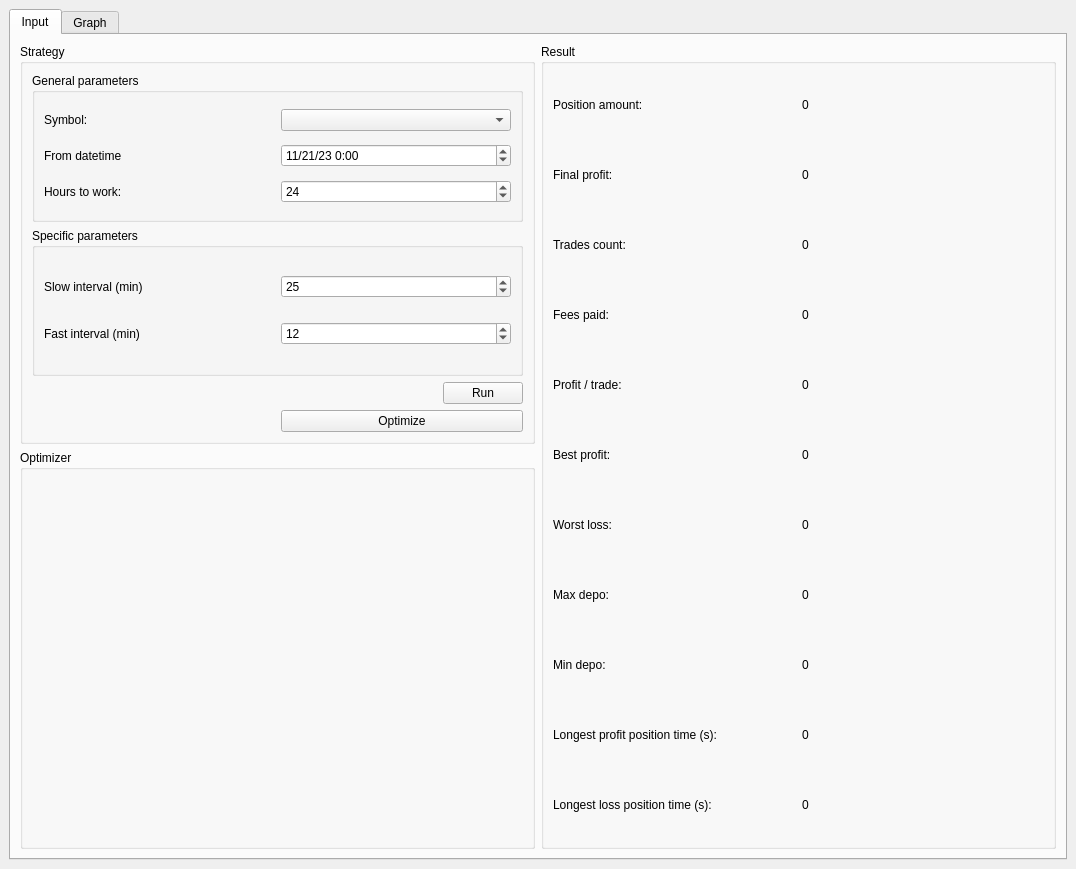
Old version of the form frontend/mainwindow.ui in the repository 84k491/crypto_cpp.
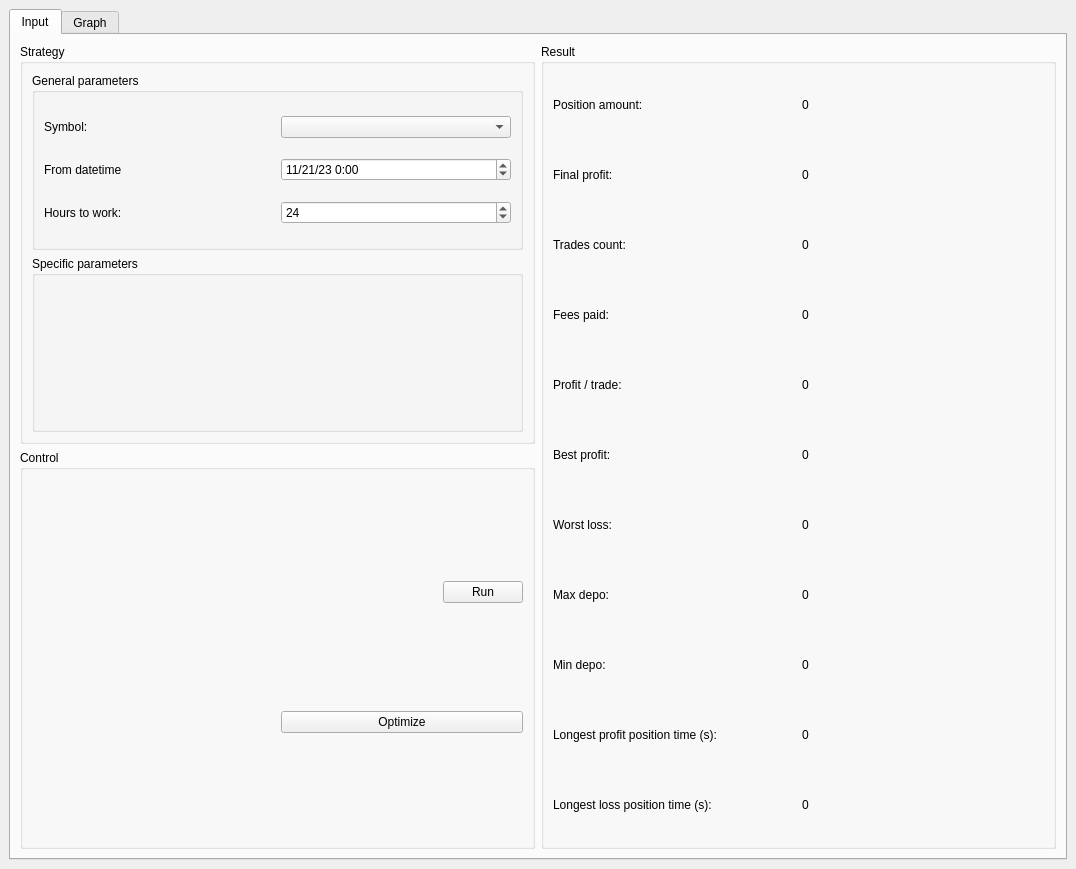
New version of the form.

Commit message: Construct parameters UI from json

What changed in the file:
```diff
--- a/frontend/mainwindow.ui
+++ b/frontend/mainwindow.ui
@@ -133,46 +133,17 @@
                <property name="title">
                 <string>Specific parameters</string>
                </property>
-               <layout class="QVBoxLayout" name="verticalLayout_2">
-                <item>
-                 <layout class="QHBoxLayout" name="horizontalLayout_5">
-                  <item>
-                   <widget class="QLabel" name="label_4">
-                    <property name="text">
-                     <string>Slow interval (min)</string>
-                    </property>
-                   </widget>
-                  </item>
-                  <item>
-                   <widget class="QSpinBox" name="sb_slow_interval">
-                    <property name="value">
-                     <number>25</number>
-                    </property>
-                   </widget>
-                  </item>
-                 </layout>
-                </item>
-                <item>
-                 <layout class="QHBoxLayout" name="horizontalLayout_6">
-                  <item>
-                   <widget class="QLabel" name="label_5">
-                    <property name="text">
-                     <string>Fast interval (min)</string>
-                    </property>
-                   </widget>
-                  </item>
-                  <item>
-                   <widget class="QSpinBox" name="sb_fast_interval">
-                    <property name="value">
-                     <number>12</number>
-                    </property>
-                   </widget>
-                  </item>
-                 </layout>
-                </item>
-               </layout>
               </widget>
              </item>
+            </layout>
+           </widget>
+          </item>
+          <item>
+           <widget class="QGroupBox" name="gb_optimizer">
+            <property name="title">
+             <string>Control</string>
+            </property>
+            <layout class="QVBoxLayout" name="verticalLayout_8">
              <item>
               <layout class="QHBoxLayout" name="horizontalLayout_7">
                <item>
@@ -202,7 +173,7 @@
                <item>
                 <widget class="QLabel" name="lb_optimizer_progress">
                  <property name="text">
-                  <string> </string>
+                  <string/>
                  </property>
                 </widget>
                </item>
@@ -218,13 +189,6 @@
             </layout>
            </widget>
           </item>
-          <item>
-           <widget class="QGroupBox" name="gb_optimizer">
-            <property name="title">
-             <string>Optimizer</string>
-            </property>
-           </widget>
-          </item>
          </layout>
         </item>
         <item>
```
Left out of the diff: 2 changed lines with no effect on the pictures. The commit also changes 2 other files.
